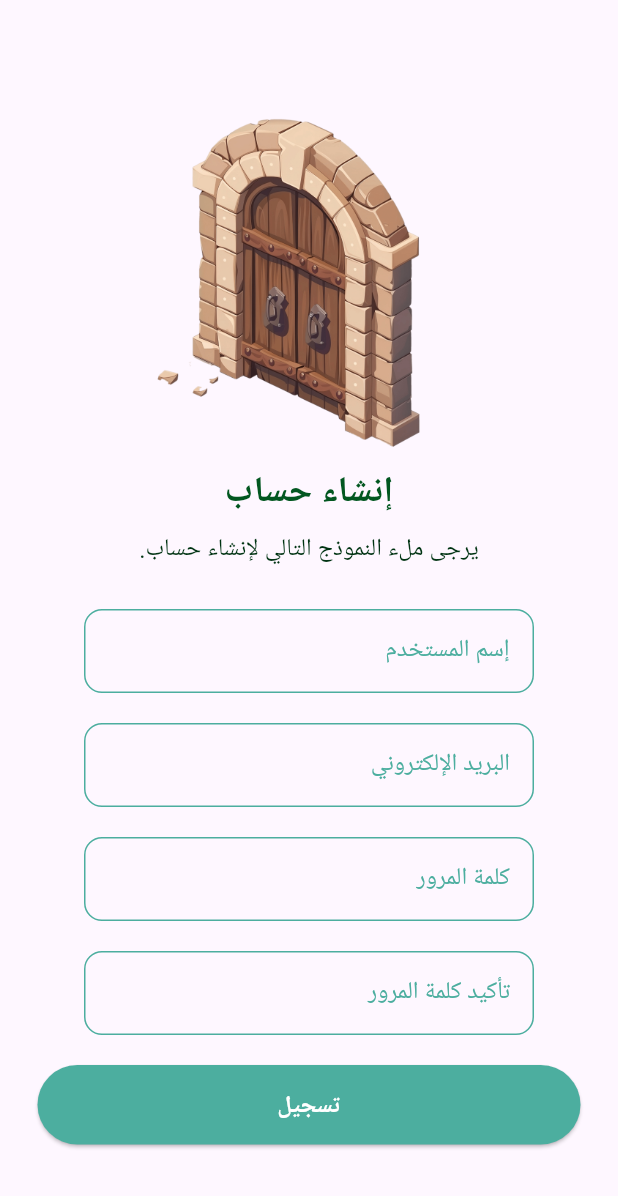
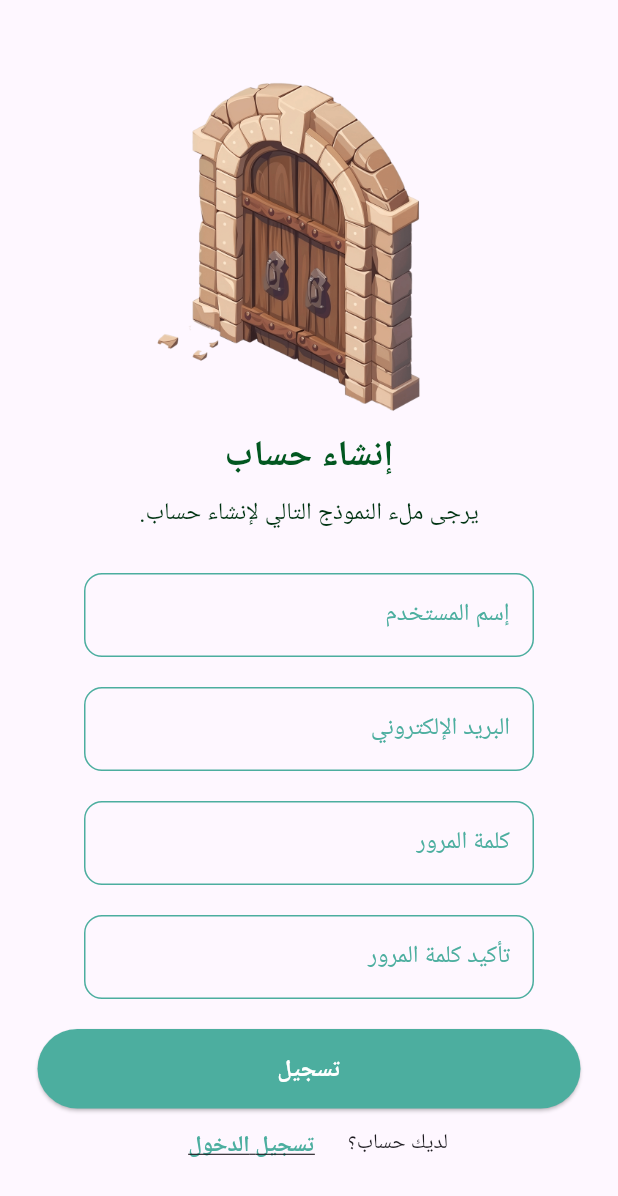
Before and after one commit to Mahmoudaboutaleb/tazkera, a Flutter app: the screen it shows after launch, after a tap on "سجل الآن", on a phone screen of 412 x 824 dp. Shown: the top 1196 px of the screen. Run offline on Flutter 3.47's test engine with Material 3 defaults, Android fonts, the phone set to English and light mode, and no system bars; our stand-ins replace animated_text_kit, cloud_firestore, firebase_auth, firebase_core, shared_preferences; accounts and stored records are empty.

Commit message:
add login button in signup page

```diff
--- a/lib/features/Auth/signup_page.dart
+++ b/lib/features/Auth/signup_page.dart
@@ -2,6 +2,7 @@
 
 import 'package:flutter/material.dart';
 import 'package:tazkera/core/utils/firebase_services.dart';
+import 'package:tazkera/features/Auth/login_page.dart';
 import 'package:tazkera/features/home-screen/home_page.dart';
 import 'package:tazkera/features/widgets/custom_text_field.dart';
 
@@ -226,6 +227,34 @@ class _SignupPageState extends State<SignupPage> {
                                   ),
                                 ),
                               ),
+                        Row(
+                          mainAxisAlignment: MainAxisAlignment.center,
+                          children: [
+                            const Text("لديك حساب؟",
+                                textDirection: TextDirection.rtl),
+                            const SizedBox(width: 10),
+                            TextButton(
+                              onPressed: () {
+                                Navigator.push(
+                                  context,
+                                  MaterialPageRoute(
+                                    builder: (context) => const LoginScreen(),
+                                  ),
+                                );
+                              },
+                              child: const Text(
+                                'تسجيل الدخول',
+                                style: TextStyle(
+                                  fontSize: 15,
+                                  fontWeight: FontWeight.bold,
+                                  color: Color.fromRGBO(76, 174, 159, 1.0),
+                                  decoration: TextDecoration.underline,
+                                ),
+                                textDirection: TextDirection.rtl,
+                              ),
+                            ),
+                          ],
+                        ),
                       ],
                     ),
                   ),
--- a/lib/main.dart
+++ b/lib/main.dart
@@ -29,7 +29,7 @@
     return const MaterialApp(
       debugShowCheckedModeBanner: false,
       title: 'Tazkera',
-      home: const LoginScreen(),
+      home: LoginScreen(),
     );
   }
 }
```
